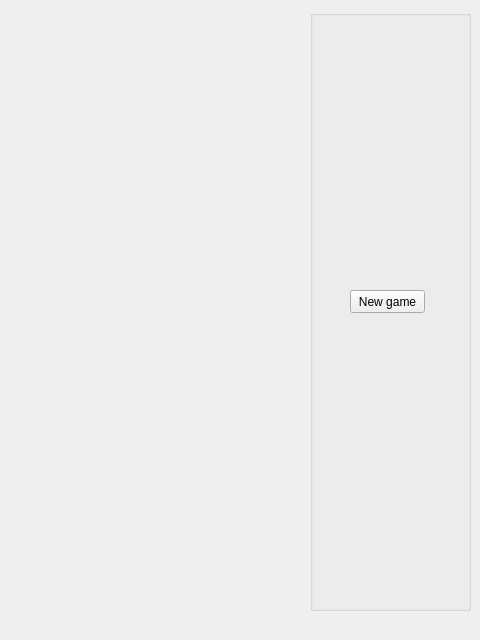
Old version of the form mainwindow.ui in the repository kverhun/tetris.
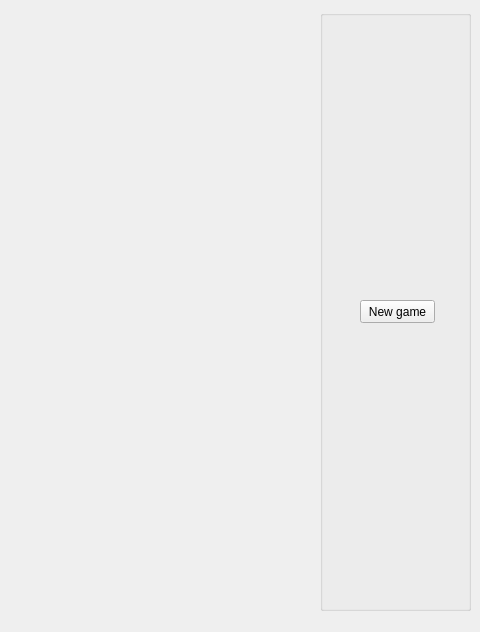
New version of the form.

```diff
--- a/mainwindow.ui
+++ b/mainwindow.ui
@@ -7,7 +7,7 @@
     <x>0</x>
     <y>0</y>
     <width>480</width>
-    <height>640</height>
+    <height>632</height>
    </rect>
   </property>
   <property name="windowTitle">
@@ -17,9 +17,9 @@
    <widget class="QGroupBox" name="controlBox">
     <property name="geometry">
      <rect>
-      <x>310</x>
+      <x>320</x>
       <y>10</y>
-      <width>161</width>
+      <width>151</width>
       <height>601</height>
      </rect>
     </property>
@@ -30,7 +30,7 @@
      <property name="geometry">
       <rect>
        <x>40</x>
-       <y>280</y>
+       <y>290</y>
        <width>75</width>
        <height>23</height>
       </rect>
```
